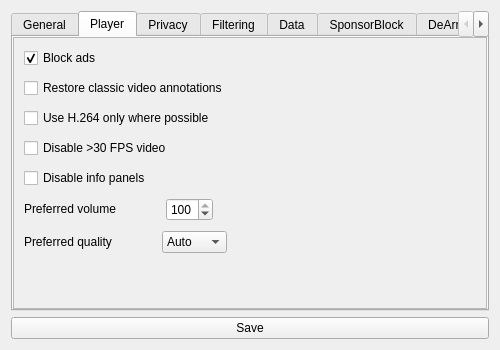
Old version of the form src/ui/forms/settings/settingsform.ui in the repository BowDown097/QtTube.
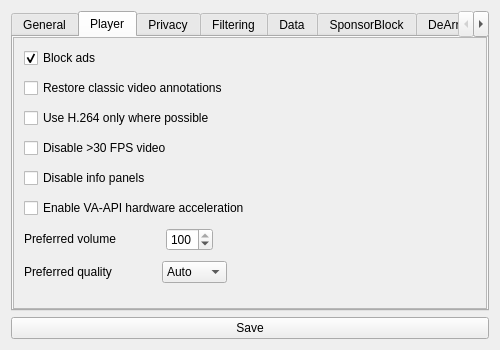
New version of the form. The open tabs and pages were chosen to show the change.

Commit message: Add VA-API hardware acceleration option on Linux

What changed in the file:
```diff
--- a/src/ui/forms/settings/settingsform.ui
+++ b/src/ui/forms/settings/settingsform.ui
@@ -188,8 +188,8 @@
            <rect>
             <x>0</x>
             <y>0</y>
-            <width>476</width>
-            <height>261</height>
+            <width>462</width>
+            <height>297</height>
            </rect>
           </property>
           <property name="sizePolicy">
@@ -255,6 +255,13 @@
              </property>
             </widget>
            </item>
+           <item>
+            <widget class="QCheckBox" name="vaapi">
+             <property name="text">
+              <string>Enable VA-API hardware acceleration</string>
+             </property>
+            </widget>
+           </item>
            <item>
             <layout class="QHBoxLayout" name="horizontalLayout_2">
              <property name="spacing">
```
Left out of the diff: 10 changed lines with no effect on the pictures. The commit also changes 4 other files.
